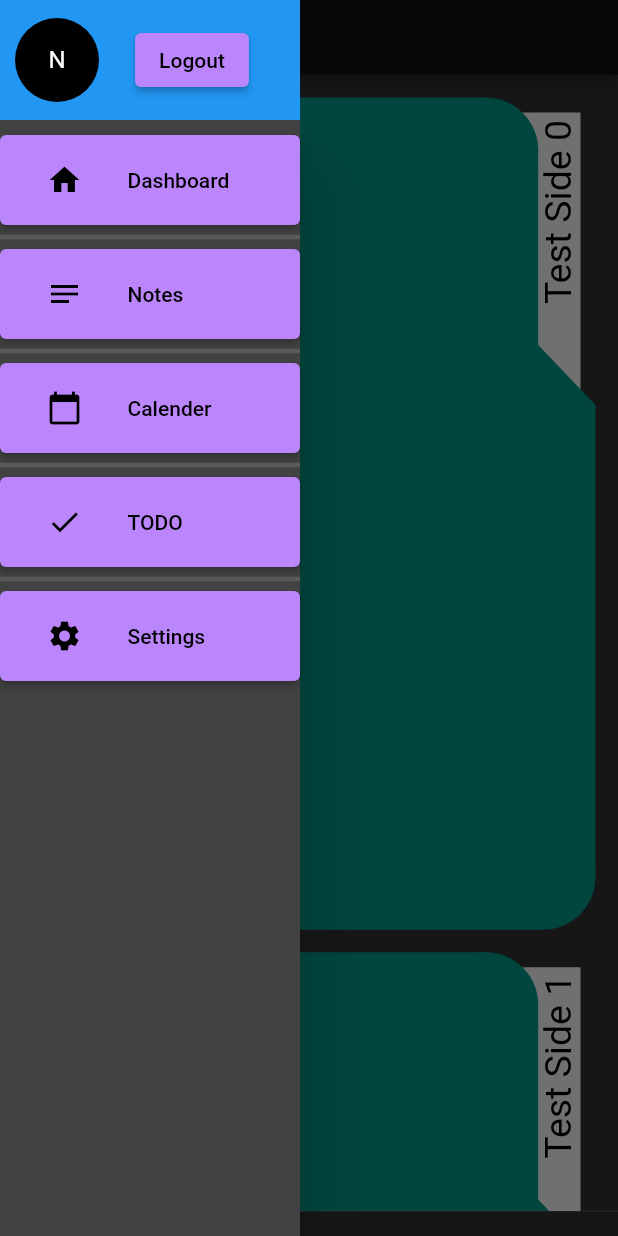
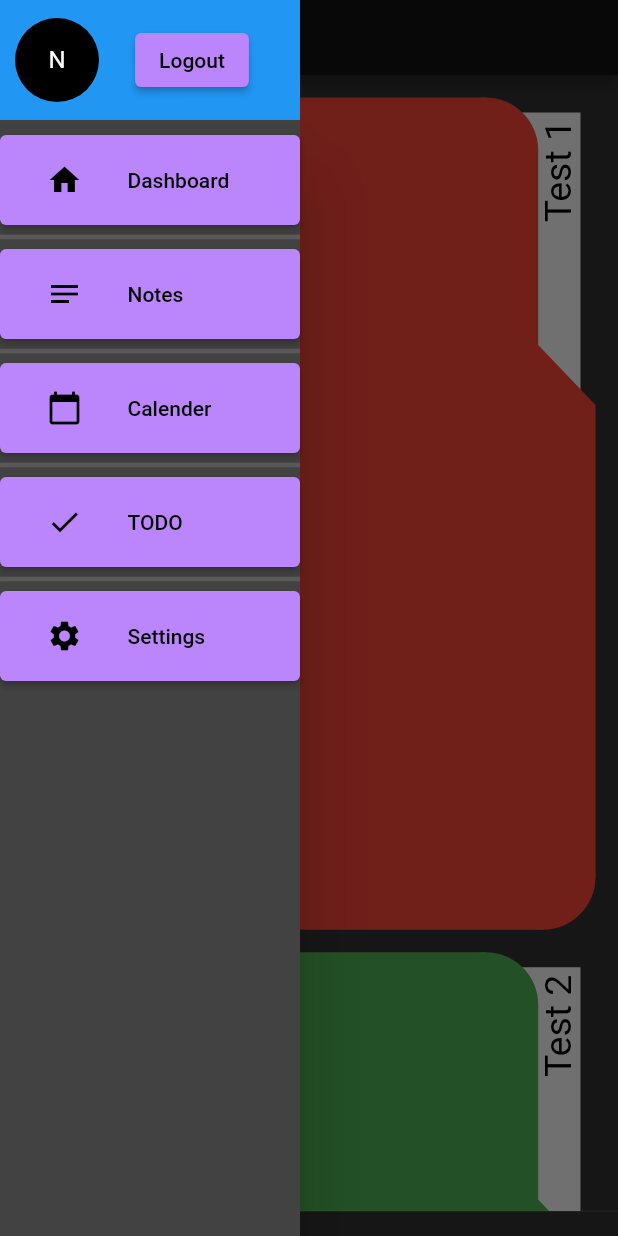
Before and after one commit to Lin2D2/school_notebook, a Flutter app: the Folder screen opened by its route, after a tap on the "menu" icon, on a phone screen of 412 x 824 dp. Run offline on Flutter 3.47's test engine with Material 2 defaults, Android fonts, the phone set to English and light mode, and no system bars; our stand-ins replace page_transition, sembast.

Commit message:
Work on Folder Layout...

```diff
--- a/lib/types/d4_page.dart
+++ b/lib/types/d4_page.dart
@@ -5,15 +5,17 @@ import 'package:flutter/material.dart';
 class FolderType {
   int id;
   String name;
+  Color color;
 
   List<int> contentIds;
 
-  FolderType({required this.id, required this.name, required this.contentIds});
+  FolderType({required this.id, required this.name, required this.color, required this.contentIds});
 
   Map<String, dynamic> toMap() {
     return {
       'id': id,
       'name': name,
+      'color': color,
       'contentIds': contentIds,
     };
   }
@@ -22,6 +24,7 @@ class FolderType {
     return FolderType(
       id: map['id'],
       name: map['name'],
+      color: map['color'],
       contentIds: map['contentIds'],
     );
   }
--- /dev/null
+++ b/lib/widgets/folder_element.dart
@@ -0,0 +1,184 @@
+import 'package:flutter/material.dart';
+
+import '../types/d4_page.dart';
+
+class FolderElement extends StatefulWidget {
+  final int index;
+  final FolderType folder;
+
+  const FolderElement({Key? key, required this.index, required this.folder})
+      : super(key: key);
+
+  @override
+  _FolderElementState createState() => _FolderElementState();
+}
+
+class _FolderElementState extends State<FolderElement>
+    with SingleTickerProviderStateMixin {
+  late AnimationController _controller;
+
+  @override
+  void initState() {
+    super.initState();
+    Duration _duration = const Duration(milliseconds: 300);
+    _controller = AnimationController(
+        duration: _duration, reverseDuration: _duration, vsync: this);
+  }
+
+  @override
+  void dispose() {
+    _controller.dispose();
+    super.dispose();
+  }
+
+  @override
+  Widget build(BuildContext context) {
+    Size size = MediaQuery.of(context).size;
+    return MouseRegion(
+      onEnter: (event) => _controller.forward(),
+      onExit: (event) => _controller.reverse(),
+      child: Stack(
+        children: [
+          SizedBox(
+            width: size.width,
+            height: size.height,
+            child: CustomPaint(
+              painter: PaperPainter(),
+              child: null,
+            ),
+          ),
+          SizedBox(
+            width: size.width,
+            height: size.height,
+            child: Column(
+              crossAxisAlignment: CrossAxisAlignment.end,
+              children: [
+                RotatedBox(
+                  quarterTurns: 3,
+                  child: Padding(
+                    padding: const EdgeInsets.fromLTRB(0, 0, 15, 5),
+                    child: SizedBox(
+                      height:
+                          (size.width * 0.097 / (size.width ~/ 400)).toDouble(),
+                      // width: ((size.height * 0.175)).toDouble(),
+                      child: Center(
+                        child: Text(
+                          widget.folder.name,
+                          style: const TextStyle(
+                              fontSize: 25, color: Colors.black),
+                        ),
+                      ),
+                    ),
+                  ),
+                ),
+              ],
+            ),
+          ),
+          SizedBox(
+            width: size.width,
+            height: size.height,
+            child: AnimatedBuilder(
+              animation: _controller,
+              child: CustomPaint(
+                painter: FolderPainter(widget.folder.color),
+              ),
+              builder: (BuildContext context, Widget? child) {
+                return Transform(
+                  transform: Matrix4.rotationX(0)
+                    ..multiply(
+                        Matrix4.rotationY(_controller.value * 0.33333)) // 0.15
+                    ..multiply(Matrix4.rotationZ(0)),
+                  alignment: Alignment.bottomLeft,
+                  child: child,
+                );
+              },
+            ),
+          ),
+        ],
+      ),
+    );
+  }
+}
+
+class FolderPainter extends CustomPainter {
+  final Color color;
+  FolderPainter(this.color);
+
+  @override
+  void paint(Canvas canvas, Size size) {
+    var paintFolder = Paint()
+      ..color = color
+      ..strokeWidth = 2;
+
+    var pathFolder = Path();
+
+    const double _borderRadius = 35;
+    const double _slantOffset = 20;
+    const double _paperOffset = 10;
+
+    // NOTE folder
+    pathFolder.moveTo(_borderRadius, size.height);
+    canvas.drawCircle(Offset(_borderRadius, size.height - _borderRadius),
+        _borderRadius, paintFolder);
+    pathFolder.lineTo(0, size.height - _borderRadius);
+
+    pathFolder.lineTo(0, _borderRadius);
+    canvas.drawCircle(
+        const Offset(_borderRadius, _borderRadius), _borderRadius, paintFolder);
+    pathFolder.lineTo(_borderRadius, 0);
+
+    pathFolder.lineTo(size.width * 0.9 - _borderRadius, 0);
+    canvas.drawCircle(Offset(size.width * 0.9 - _borderRadius, _borderRadius),
+        _borderRadius, paintFolder);
+    pathFolder.lineTo(size.width * 0.9, _borderRadius);
+
+    pathFolder.lineTo(size.width * 0.9, size.height * 0.33333 - _slantOffset);
+    pathFolder.lineTo(size.width, size.height * 0.33333 + _slantOffset);
+
+    pathFolder.lineTo(size.width, size.height - _borderRadius);
+    canvas.drawCircle(
+        Offset(size.width - _borderRadius, size.height - _borderRadius),
+        _borderRadius,
+        paintFolder);
+    pathFolder.lineTo(size.width - _borderRadius, size.height);
+
+    pathFolder.close();
+
+    canvas.drawPath(pathFolder, paintFolder);
+  }
+
+  @override
+  bool shouldRepaint(CustomPainter oldDelegate) {
+    return true;
+  }
+}
+
+class PaperPainter extends CustomPainter {
+  @override
+  void paint(Canvas canvas, Size size) {
+    var paintPaper = Paint()
+      ..color = Colors.grey.shade100
+      ..strokeWidth = 2;
+
+    var pathPaper = Path();
+
+    const double _slantOffset = 20;
+    const double _paperOffset = 10;
+
+    // NOTE paper
+    pathPaper.moveTo(_paperOffset, _paperOffset);
+    pathPaper.lineTo(size.width - _paperOffset, _paperOffset);
+
+    pathPaper.lineTo(size.width - _paperOffset, size.height - _slantOffset);
+    pathPaper.lineTo(_slantOffset, size.height - _slantOffset);
+
+    pathPaper.close();
+
+    canvas.drawPath(pathPaper, paintPaper);
+  }
+
+  @override
+  bool shouldRepaint(CustomPainter oldDelegate) {
+    return true;
+  }
+}
--- a/lib/widgets/folder_page_layout.dart
+++ b/lib/widgets/folder_page_layout.dart
@@ -1,5 +1,7 @@
-import 'package:flutter/cupertino.dart';
 import 'package:flutter/material.dart';
+
+import '../types/d4_page.dart';
+import 'folder_element.dart';
 
 class FolderPageLayout extends StatelessWidget {
   const FolderPageLayout({Key? key}) : super(key: key);
@@ -8,7 +10,6 @@ class FolderPageLayout extends StatelessWidget {
   Widget build(BuildContext context) {
     double width = MediaQuery.of(context).size.width;
     return GridView.builder(
-      // shrinkWrap: true,
       gridDelegate: SliverGridDelegateWithFixedCrossAxisCount(
         crossAxisCount: width ~/ 400,
         crossAxisSpacing: 0,
@@ -17,34 +18,16 @@ class FolderPageLayout extends StatelessWidget {
       ),
       itemCount: 10,
       itemBuilder: (context, index) {
-        Size size = MediaQuery.of(context).size;
         return Padding(
           padding: EdgeInsets.fromLTRB(
               15, 15, (index + 1) % (width ~/ 400) == 0 ? 15 : 0, 0),
-          child: CustomPaint(
-            // size: Size(400,400),
-            painter: FolderPainter(),
-            child: Column(
-              crossAxisAlignment: CrossAxisAlignment.end,
-              children: [
-                RotatedBox(
-                  quarterTurns: 3,
-                  child: Padding(
-                    padding: const EdgeInsets.fromLTRB(0, 0, 15, 5),
-                    child: SizedBox(
-                      height: (size.width * 0.097 / (width ~/ 400)).toDouble(),
-                      // width: ((size.height * 0.175)).toDouble(),
-                      child: Center(
-                        child: Text(
-                          "Test Side " + index.toString(),
-                          style: const TextStyle(
-                              fontSize: 25, color: Colors.black),
-                        ),
-                      ),
-                    ),
-                  ),
-                ),
-              ],
+          child: FolderElement(
+            index: index,
+            folder: FolderType(
+                id: 0,
+                name: 'Test ' + (index+1).toString(),
+                color: [Colors.red, Colors.green, Colors.purple, Colors.yellow, Colors.blue].toList()[index % 5],
+                contentIds: [],
             ),
           ),
         );
@@ -52,70 +35,3 @@ class FolderPageLayout extends StatelessWidget {
     );
   }
 }
-
-class FolderPainter extends CustomPainter {
-  @override
-  void paint(Canvas canvas, Size size) {
-    var paintFolder = Paint()
-      ..color = Colors.teal
-      ..strokeWidth = 2;
-    var paintPaper = Paint()
-      ..color = Colors.grey.shade100
-      ..strokeWidth = 2;
-
-    var pathFolder = Path();
-    var pathPaper = Path();
-
-    const double _borderRadius = 35;
-    const double _slantOffset = 20;
-    const double _paperOffset = 10;
-
-    // NOTE paper
-    pathPaper.moveTo(size.width - (_borderRadius * 2.5), _paperOffset);
-    pathPaper.lineTo(size.width - _paperOffset, _paperOffset);
-
-    pathPaper.lineTo(
-        size.width - _paperOffset, size.height * 0.3333 + _slantOffset);
-    pathPaper.lineTo(size.width - (_borderRadius * 2.5),
-        size.height * 0.3333 - _slantOffset);
-
-    pathPaper.close();
-
-    canvas.drawPath(pathPaper, paintPaper);
-
-    // NOTE folder
-    pathFolder.moveTo(_borderRadius, size.height);
-    canvas.drawCircle(Offset(_borderRadius, size.height - _borderRadius),
-        _borderRadius, paintFolder);
-    pathFolder.lineTo(0, size.height - _borderRadius);
-
-    pathFolder.lineTo(0, _borderRadius);
-    canvas.drawCircle(
-        const Offset(_borderRadius, _borderRadius), _borderRadius, paintFolder);
-    pathFolder.lineTo(_borderRadius, 0);
-
-    pathFolder.lineTo(size.width * 0.9 - _borderRadius, 0);
-    canvas.drawCircle(Offset(size.width * 0.9 - _borderRadius, _borderRadius),
-        _borderRadius, paintFolder);
-    pathFolder.lineTo(size.width * 0.9, _borderRadius);
-
-    pathFolder.lineTo(size.width * 0.9, size.height * 0.33333 - _slantOffset);
-    pathFolder.lineTo(size.width, size.height * 0.33333 + _slantOffset);
-
-    pathFolder.lineTo(size.width, size.height - _borderRadius);
-    canvas.drawCircle(
-        Offset(size.width - _borderRadius, size.height - _borderRadius),
-        _borderRadius,
-        paintFolder);
-    pathFolder.lineTo(size.width - _borderRadius, size.height);
-
-    pathFolder.close();
-
-    canvas.drawPath(pathFolder, paintFolder);
-  }
-
-  @override
-  bool shouldRepaint(CustomPainter oldDelegate) {
-    return true;
-  }
-}
```
